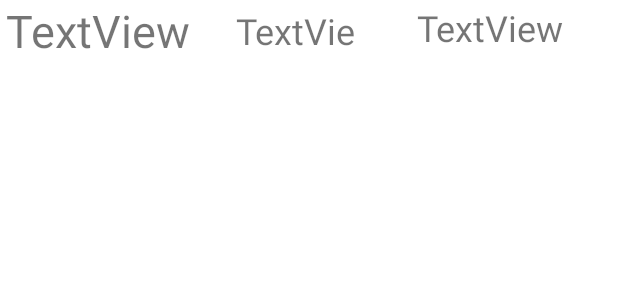
After one commit to betsalelkogo/RunCause, an Android app: the layout ptoject_list_row.xml on its own in the app's theme, with its tools: preview values and no code run, on a phone screen of 412 x 824 dp. The commit adds this screen. Shown: the top 300 px of the screen. Run offline under Robolectric (Android 15) with nearby library versions, the phone set to English and light mode, and no system bars.

Commit message:
add adapter to project list

```diff
--- /dev/null
+++ b/app/src/main/res/layout/ptoject_list_row.xml
@@ -0,0 +1,48 @@
+<?xml version="1.0" encoding="utf-8"?>
+<androidx.constraintlayout.widget.ConstraintLayout xmlns:android="http://schemas.android.com/apk/res/android"
+    xmlns:app="http://schemas.android.com/apk/res-auto"
+    android:layout_width="match_parent"
+    android:layout_height="wrap_content"
+    xmlns:tools="http://schemas.android.com/tools"
+    android:background="?attr/selectableItemBackground"
+    android:clickable="false">
+
+
+        <TextView
+            android:id="@+id/project_row_km_done_tv2"
+            android:layout_width="98dp"
+            android:layout_height="32dp"
+            android:layout_marginStart="24dp"
+            android:text="TextView"
+            android:textSize="24sp"
+            app:layout_constraintBottom_toBottomOf="parent"
+            app:layout_constraintEnd_toEndOf="parent"
+            app:layout_constraintHorizontal_bias="0.075"
+            app:layout_constraintStart_toEndOf="@+id/project_row_target_km_tv"
+            app:layout_constraintTop_toTopOf="parent"
+            app:layout_constraintVertical_bias="0.4" />
+
+        <TextView
+            android:id="@+id/project_row_target_km_tv"
+            android:layout_width="94dp"
+            android:layout_height="29dp"
+            android:layout_marginStart="24dp"
+            android:text="TextView"
+            android:textSize="24sp"
+            app:layout_constraintBottom_toBottomOf="parent"
+            app:layout_constraintStart_toEndOf="@+id/project_list_rv"
+            app:layout_constraintTop_toTopOf="parent" />
+
+        <TextView
+            android:id="@+id/project_list_rv"
+            android:layout_width="129dp"
+            android:layout_height="37dp"
+            android:layout_marginStart="4dp"
+
+            android:text="TextView"
+            android:textSize="30sp"
+            app:layout_constraintBottom_toBottomOf="parent"
+            app:layout_constraintStart_toStartOf="parent"
+            app:layout_constraintTop_toTopOf="parent"
+            app:layout_constraintVertical_bias="0.038" />
+</androidx.constraintlayout.widget.ConstraintLayout>
```
Also changed, not shown: app/src/main/java/com/example/runcause/ProjectRunListFragment.java (+40 -1 lines), app/src/main/java/com/example/runcause/model/adapter/AdapterProject.java (added, +62 -0 lines), app/src/main/java/com/example/runcause/model/adapter/ViewHolderProject.java (added, +32 -0 lines), app/src/main/res/layout/run_list_row.xml (+4 -3 lines).
